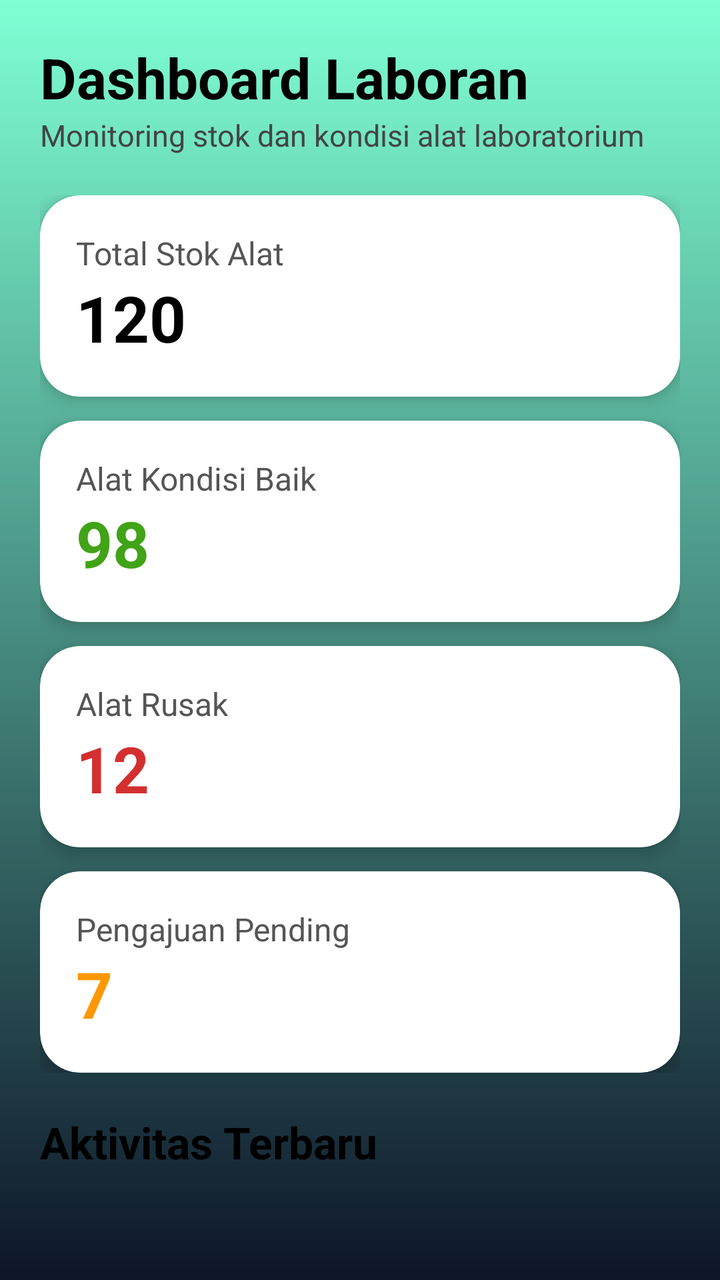
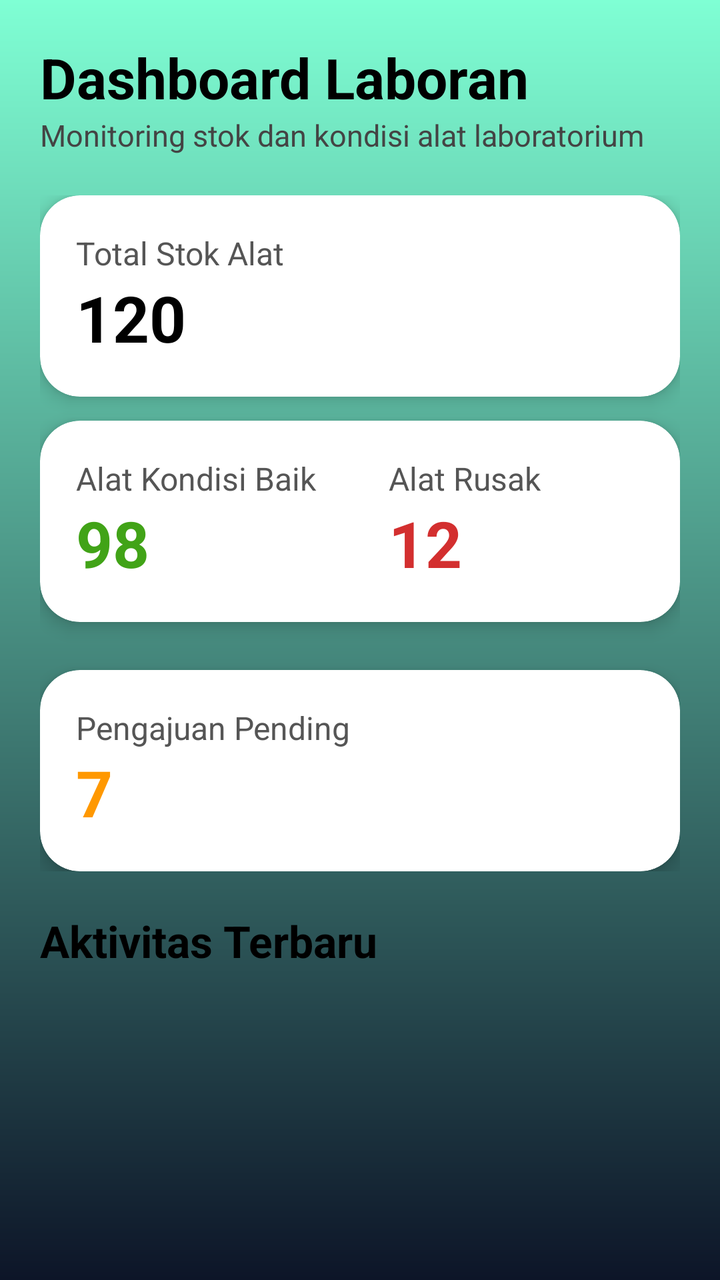

The first picture is an Android layout as it rendered before a commit; the second is the same layout after the commit. The layout source and the unified diff follow.
<!-- AndroidManifest.xml: application theme Theme.SistemPeminjamanAlatLab -->
<!-- res/layout/lab_dashboard_fragment.xml -->
<?xml version="1.0" encoding="utf-8"?>
<ScrollView xmlns:android="http://schemas.android.com/apk/res/android"
    xmlns:app="http://schemas.android.com/apk/res-auto"
    xmlns:tools="http://schemas.android.com/tools"
    android:layout_width="match_parent"
    android:layout_height="match_parent"
    android:background="@drawable/gradient_card">

    <LinearLayout
        android:layout_width="match_parent"
        android:layout_height="wrap_content"
        android:orientation="vertical"
        android:padding="20dp">

        
        <TextView
            android:layout_width="wrap_content"
            android:layout_height="wrap_content"
            android:text="Dashboard Laboran"
            android:textColor="#000000"
            android:textSize="28sp"
            android:textStyle="bold" />

        <TextView
            android:layout_width="wrap_content"
            android:layout_height="wrap_content"
            android:text="Monitoring stok dan kondisi alat laboratorium"
            android:textColor="#444444"
            android:textSize="15sp" />

        <Space
            android:layout_width="match_parent"
            android:layout_height="20dp" />

        
        <LinearLayout
            android:layout_width="match_parent"
            android:layout_height="wrap_content"
            android:orientation="vertical">

            
            <androidx.cardview.widget.CardView
                android:layout_width="match_parent"
                android:layout_height="wrap_content"
                android:layout_marginBottom="12dp"
                app:cardCornerRadius="20dp"
                app:cardElevation="5dp">

                <LinearLayout
                    android:layout_width="match_parent"
                    android:layout_height="wrap_content"
                    android:orientation="vertical"
                    android:padding="18dp">

                    <TextView
                        android:layout_width="wrap_content"
                        android:layout_height="wrap_content"
                        android:text="Total Stok Alat"
                        android:textColor="#555555"
                        android:textSize="16sp" />

                    <TextView
                        android:id="@+id/totalStokTxt"
                        android:layout_width="wrap_content"
                        android:layout_height="wrap_content"
                        android:text="120"
                        android:textColor="#000000"
                        android:textSize="32sp"
                        android:textStyle="bold" />

                </LinearLayout>

            </androidx.cardview.widget.CardView>

            
            <androidx.cardview.widget.CardView
                android:layout_width="match_parent"
                android:layout_height="wrap_content"
                android:layout_marginBottom="12dp"
                app:cardCornerRadius="20dp"
                app:cardElevation="5dp">

                <LinearLayout
                    android:layout_width="match_parent"
                    android:layout_height="wrap_content"
                    android:orientation="vertical"
                    android:padding="18dp">

                    <TextView
                        android:layout_width="wrap_content"
                        android:layout_height="wrap_content"
                        android:text="Alat Kondisi Baik"
                        android:textColor="#555555"
                        android:textSize="16sp" />

                    <TextView
                        android:id="@+id/kondisiBaikTxt"
                        android:layout_width="wrap_content"
                        android:layout_height="wrap_content"
                        android:text="98"
                        android:textColor="#41A317"
                        android:textSize="32sp"
                        android:textStyle="bold" />

                </LinearLayout>

            </androidx.cardview.widget.CardView>

            
            <androidx.cardview.widget.CardView
                android:layout_width="match_parent"
                android:layout_height="wrap_content"
                android:layout_marginBottom="12dp"
                app:cardCornerRadius="20dp"
                app:cardElevation="5dp">

                <LinearLayout
                    android:layout_width="match_parent"
                    android:layout_height="wrap_content"
                    android:orientation="vertical"
                    android:padding="18dp">

                    <TextView
                        android:layout_width="wrap_content"
                        android:layout_height="wrap_content"
                        android:text="Alat Rusak"
                        android:textColor="#555555"
                        android:textSize="16sp" />

                    <TextView
                        android:id="@+id/kondisiRusakTxt"
                        android:layout_width="wrap_content"
                        android:layout_height="wrap_content"
                        android:text="12"
                        android:textColor="#D32F2F"
                        android:textSize="32sp"
                        android:textStyle="bold" />

                </LinearLayout>

            </androidx.cardview.widget.CardView>

            
            <androidx.cardview.widget.CardView
                android:layout_width="match_parent"
                android:layout_height="wrap_content"
                app:cardCornerRadius="20dp"
                app:cardElevation="5dp">

                <LinearLayout
                    android:layout_width="match_parent"
                    android:layout_height="wrap_content"
                    android:orientation="vertical"
                    android:padding="18dp">

                    <TextView
                        android:layout_width="wrap_content"
                        android:layout_height="wrap_content"
                        android:text="Pengajuan Pending"
                        android:textColor="#555555"
                        android:textSize="16sp" />

                    <TextView
                        android:id="@+id/pendingTxt"
                        android:layout_width="wrap_content"
                        android:layout_height="wrap_content"
                        android:text="7"
                        android:textColor="#FF9800"
                        android:textSize="32sp"
                        android:textStyle="bold" />

                </LinearLayout>

            </androidx.cardview.widget.CardView>

        </LinearLayout>

        <Space
            android:layout_width="match_parent"
            android:layout_height="20dp" />

        
        <TextView
            android:layout_width="wrap_content"
            android:layout_height="wrap_content"
            android:text="Aktivitas Terbaru"
            android:textColor="#000000"
            android:textSize="22sp"
            android:textStyle="bold" />

        <Space
            android:layout_width="match_parent"
            android:layout_height="10dp" />

        <androidx.recyclerview.widget.RecyclerView
            android:id="@+id/recyclerAktivitas"
            android:layout_width="match_parent"
            android:layout_height="wrap_content"
            tools:listitem="@layout/item_kondisi_log" />

    </LinearLayout>

</ScrollView>
<!-- resources referenced by this layout -->
<resources>
  <!-- drawable gradient_card (drawable) -->
  <?xml version="1.0" encoding="utf-8"?>
  <shape xmlns:android="http://schemas.android.com/apk/res/android">
  
      <gradient
          android:startColor="#7FFFD4"
          android:endColor="#0D1528"
          android:angle="270" />
  
  
  </shape>
  <style name="Theme.SistemPeminjamanAlatLab" parent="Base.Theme.SistemPeminjamanAlatLab" />
  <style name="Base.Theme.SistemPeminjamanAlatLab" parent="Theme.Material3.DayNight.NoActionBar">
          
          
      </style>
</resources>

<!-- the commit's change to res/layout/lab_dashboard_fragment.xml (unified diff, before → after) -->
@@ -81,27 +81,57 @@
                 app:cardElevation="5dp">
 
                 <LinearLayout
-                    android:layout_width="match_parent"
+                    android:layout_width="wrap_content"
                     android:layout_height="wrap_content"
-                    android:orientation="vertical"
-                    android:padding="18dp">
-
-                    <TextView
-                        android:layout_width="wrap_content"
-                        android:layout_height="wrap_content"
-                        android:text="Alat Kondisi Baik"
-                        android:textColor="#555555"
-                        android:textSize="16sp" />
-
-                    <TextView
-                        android:id="@+id/kondisiBaikTxt"
-                        android:layout_width="wrap_content"
-                        android:layout_height="wrap_content"
-                        android:text="98"
-                        android:textColor="#41A317"
-                        android:textSize="32sp"
-                        android:textStyle="bold" />
-
+                    android:orientation="horizontal">
+
+                    <LinearLayout
+                        android:layout_width="match_parent"
+                        android:layout_height="wrap_content"
+                        android:orientation="vertical"
+                        android:padding="18dp">
+
+                        <TextView
+                            android:layout_width="wrap_content"
+                            android:layout_height="wrap_content"
+                            android:text="Alat Kondisi Baik"
+                            android:textColor="#555555"
+                            android:textSize="16sp" />
+
+                        <TextView
+                            android:id="@+id/kondisiBaikTxt"
+                            android:layout_width="wrap_content"
+                            android:layout_height="wrap_content"
+                            android:text="98"
+                            android:textColor="#41A317"
+                            android:textSize="32sp"
+                            android:textStyle="bold" />
+
+                    </LinearLayout>
+
+                    <LinearLayout
+                        android:layout_width="match_parent"
+                        android:layout_height="wrap_content"
+                        android:orientation="vertical"
+                        android:padding="18dp">
+
+                        <TextView
+                            android:layout_width="wrap_content"
+                            android:layout_height="wrap_content"
+                            android:text="Alat Rusak"
+                            android:textColor="#555555"
+                            android:textSize="16sp" />
+
+                        <TextView
+                            android:id="@+id/kondisiRusakTxt"
+                            android:layout_width="wrap_content"
+                            android:layout_height="wrap_content"
+                            android:text="12"
+                            android:textColor="#D32F2F"
+                            android:textSize="32sp"
+                            android:textStyle="bold" />
+
+                    </LinearLayout>
                 </LinearLayout>
 
             </androidx.cardview.widget.CardView>
@@ -111,6 +141,15 @@
                 android:layout_width="match_parent"
                 android:layout_height="wrap_content"
                 android:layout_marginBottom="12dp"
+                app:cardCornerRadius="20dp"
+                app:cardElevation="5dp">
+
+            </androidx.cardview.widget.CardView>
+
+            
+            <androidx.cardview.widget.CardView
+                android:layout_width="match_parent"
+                android:layout_height="wrap_content"
                 app:cardCornerRadius="20dp"
                 app:cardElevation="5dp">
 
@@ -123,39 +162,6 @@
                     <TextView
                         android:layout_width="wrap_content"
                         android:layout_height="wrap_content"
-                        android:text="Alat Rusak"
-                        android:textColor="#555555"
-                        android:textSize="16sp" />
-
-                    <TextView
-                        android:id="@+id/kondisiRusakTxt"
-                        android:layout_width="wrap_content"
-                        android:layout_height="wrap_content"
-                        android:text="12"
-                        android:textColor="#D32F2F"
-                        android:textSize="32sp"
-                        android:textStyle="bold" />
-
-                </LinearLayout>
-
-            </androidx.cardview.widget.CardView>
-
-            
-            <androidx.cardview.widget.CardView
-                android:layout_width="match_parent"
-                android:layout_height="wrap_content"
-                app:cardCornerRadius="20dp"
-                app:cardElevation="5dp">
-
-                <LinearLayout
-                    android:layout_width="match_parent"
-                    android:layout_height="wrap_content"
-                    android:orientation="vertical"
-                    android:padding="18dp">
-
-                    <TextView
-                        android:layout_width="wrap_content"
-                        android:layout_height="wrap_content"
                         android:text="Pengajuan Pending"
                         android:textColor="#555555"
                         android:textSize="16sp" />
